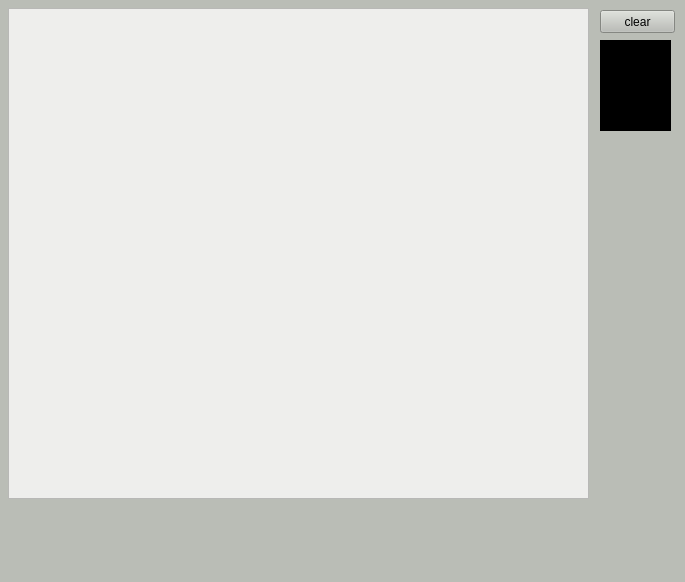
alexfura/Digits-recogntion-with-qt, file mainwindow.ui: the form before one commit.
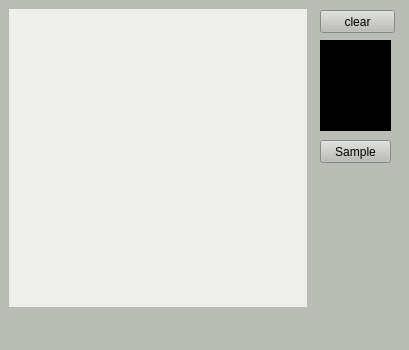
The form after the commit.

The edit to the form file:
```diff
--- a/mainwindow.ui
+++ b/mainwindow.ui
@@ -6,8 +6,8 @@
    <rect>
     <x>0</x>
     <y>0</y>
-    <width>685</width>
-    <height>582</height>
+    <width>409</width>
+    <height>350</height>
    </rect>
   </property>
   <property name="windowTitle">
@@ -22,8 +22,8 @@
      <rect>
       <x>8</x>
       <y>8</y>
-      <width>581</width>
-      <height>491</height>
+      <width>300</width>
+      <height>300</height>
      </rect>
     </property>
     <property name="styleSheet">
@@ -45,7 +45,7 @@
    <widget class="QPushButton" name="clearButt">
     <property name="geometry">
      <rect>
-      <x>600</x>
+      <x>320</x>
       <y>10</y>
       <width>75</width>
       <height>23</height>
@@ -58,7 +58,7 @@
    <widget class="QLabel" name="prediction">
     <property name="geometry">
      <rect>
-      <x>600</x>
+      <x>320</x>
       <y>40</y>
       <width>71</width>
       <height>91</height>
@@ -76,6 +76,19 @@
      <set>Qt::AlignCenter</set>
     </property>
    </widget>
+   <widget class="QPushButton" name="sample">
+    <property name="geometry">
+     <rect>
+      <x>320</x>
+      <y>140</y>
+      <width>71</width>
+      <height>23</height>
+     </rect>
+    </property>
+    <property name="text">
+     <string>Sample</string>
+    </property>
+   </widget>
   </widget>
   <widget class="QMenuBar" name="menuBar">
    <property name="geometry">
```
Left out of the diff: 2 changed lines with no effect on the pictures.
